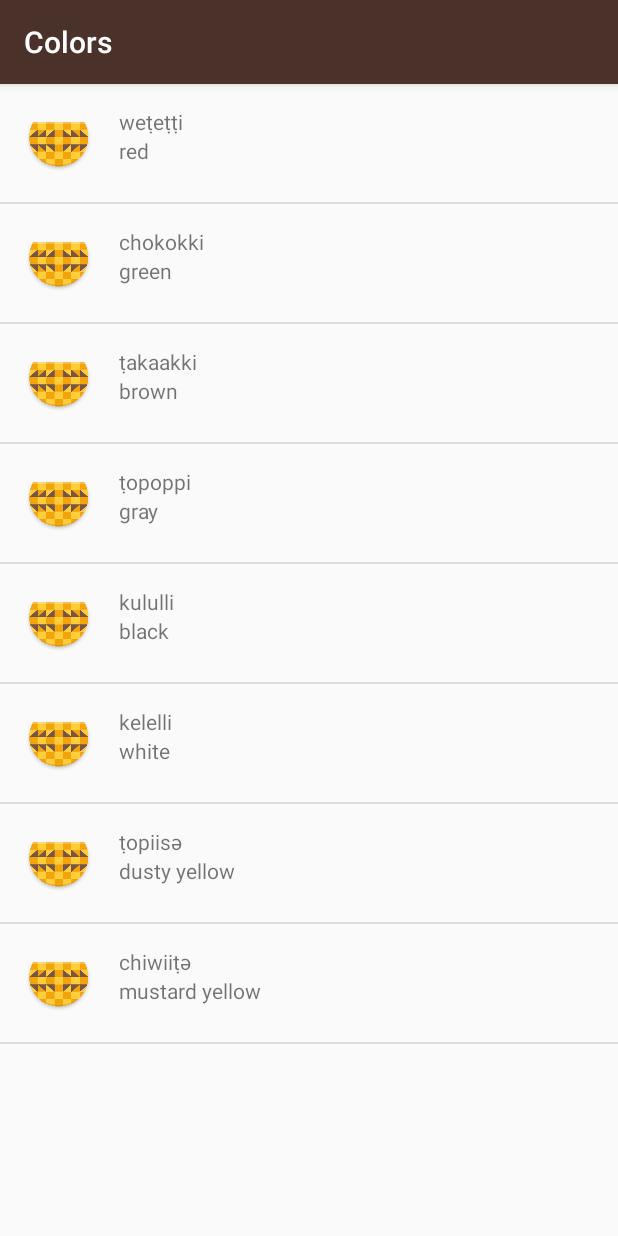
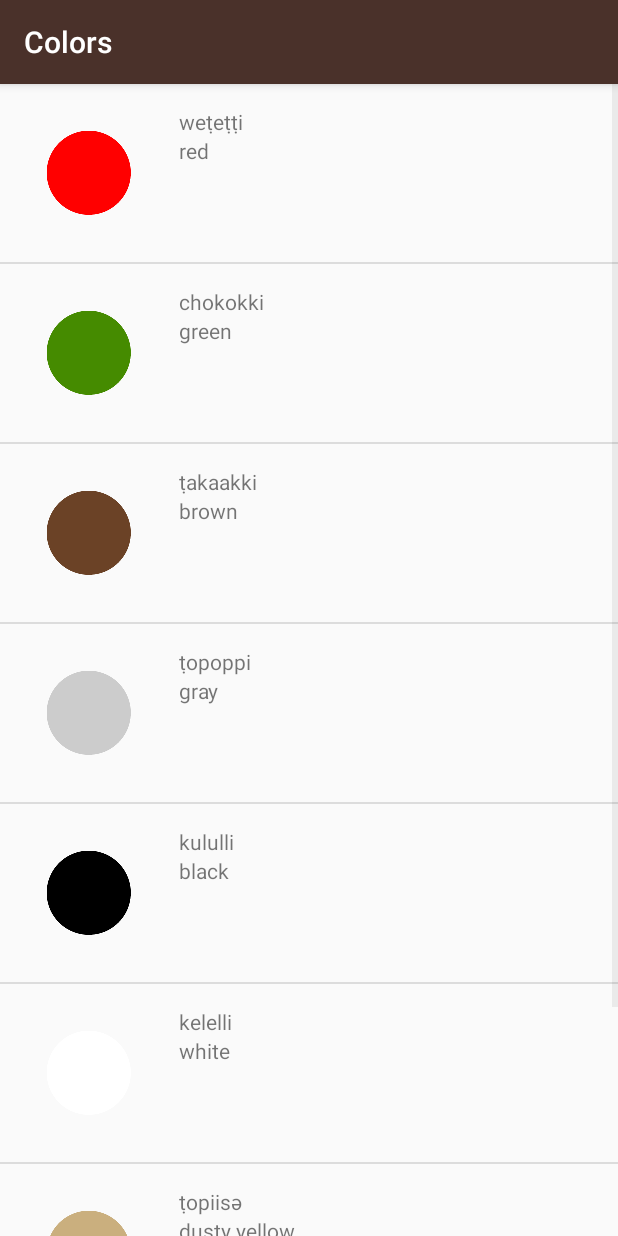
Before and after one commit to arie-chen/Android-Basics, an Android app: the ColorsActivity screen opened directly, with no data from a screen before it, on a phone screen of 412 x 824 dp. Run offline under Robolectric (Android 15) with nearby library versions, the phone set to English and light mode, and no system bars.

Commit message:
Modified WordAdapter for images

```diff
--- a/Miwok/app/src/main/java/com/example/android/miwok/WordAdapter.java
+++ b/Miwok/app/src/main/java/com/example/android/miwok/WordAdapter.java
@@ -6,6 +6,7 @@ import android.view.ViewGroup;
 import android.widget.ArrayAdapter;
 import android.app.Activity;
 import android.widget.TextView;
+import android.widget.ImageView;
 
 import java.util.ArrayList;
 
@@ -30,6 +31,8 @@ public class WordAdapter extends ArrayAdapter<Word> {
         defaultWord.setText(currentWord.getDefaultTranslation());
         TextView miwokWord = (TextView) listItemView.findViewById(R.id.miwok_text_view);
         miwokWord.setText(currentWord.getMiwokTranslation());
+        ImageView image = (ImageView) listItemView.findViewById(R.id.image);
+        image.setImageResource(currentWord.getImageResourceID());
 
         return listItemView;
     }
--- a/Miwok/app/src/main/res/layout/list_item.xml
+++ b/Miwok/app/src/main/res/layout/list_item.xml
@@ -8,6 +8,7 @@
     android:orientation="horizontal">
 
     <ImageView
+        android:id="@+id/image"
         android:layout_width="wrap_content"
         android:layout_height="wrap_content"
         android:src="@mipmap/ic_launcher"/>
```
